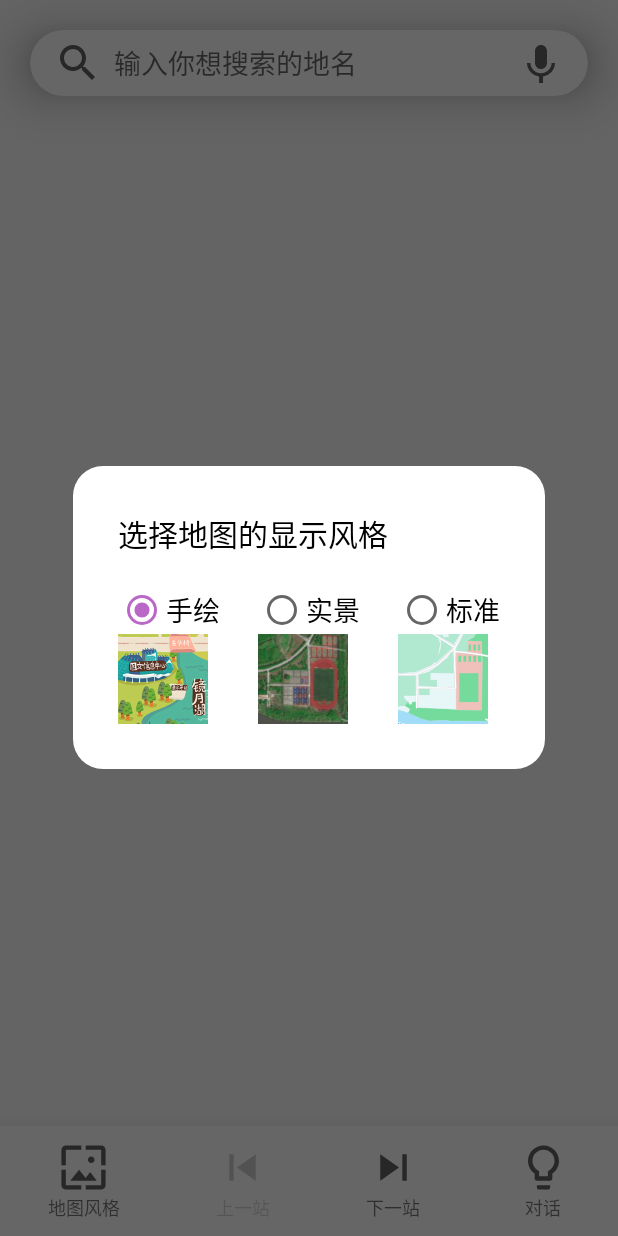
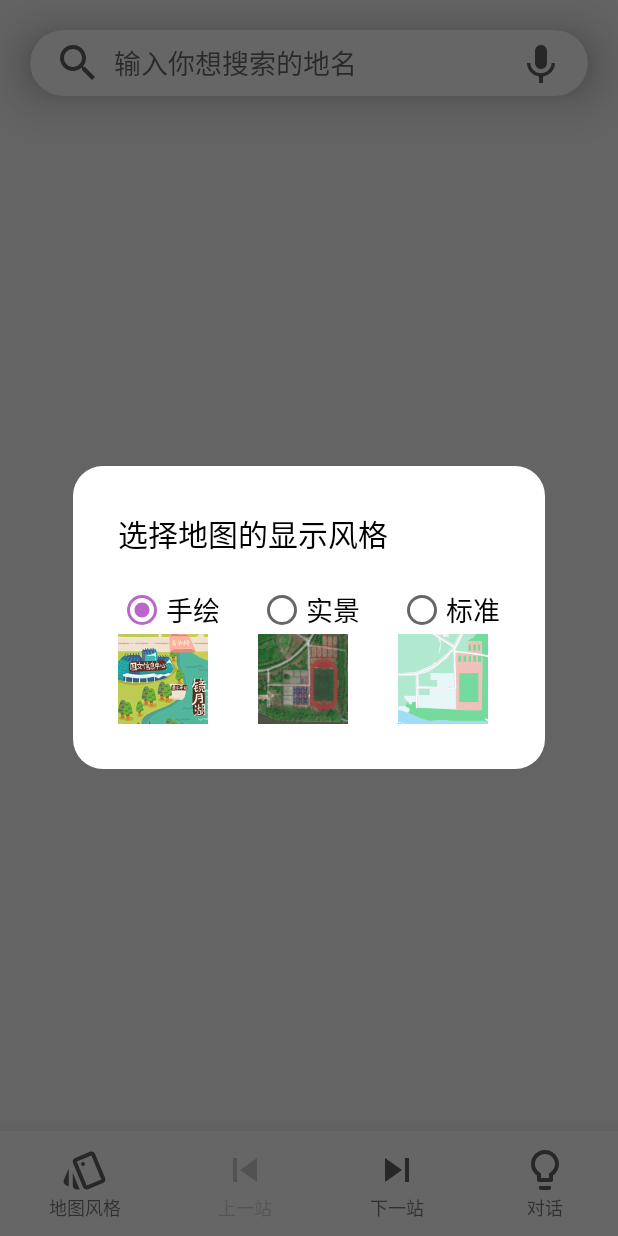
Before and after one commit to HellseggaMosken/__bak__AndroidDHUTraveller, an Android app: the screen it shows after launch (MainActivity), after a tap on "地图风格", on a phone screen of 412 x 824 dp. Run offline under Robolectric (Android 15) with nearby library versions, the phone set to English and light mode, and no system bars; libraries missing offline, so code that uses them is left out: com.baidu.lbsapi, com.davemorrissey.labs; plain views replace SubsamplingScaleImageView; 15 statements that could not run were skipped.

Commit message:
normal update

```diff
--- a/app/src/main/res/drawable/ic_last_station.xml
+++ b/app/src/main/res/drawable/ic_last_station.xml
@@ -1,6 +1,6 @@
 <vector xmlns:android="http://schemas.android.com/apk/res/android"
-    android:width="35dp"
-    android:height="35dp"
+    android:width="32dp"
+    android:height="32dp"
     android:viewportWidth="48"
     android:viewportHeight="48">
   <path
--- a/app/src/main/res/drawable/ic_lightbulb.xml
+++ b/app/src/main/res/drawable/ic_lightbulb.xml
@@ -1,6 +1,6 @@
 <vector xmlns:android="http://schemas.android.com/apk/res/android"
-    android:width="35dp"
-    android:height="35dp"
+    android:width="32dp"
+    android:height="32dp"
     android:viewportWidth="48"
     android:viewportHeight="48">
   <path
--- a/app/src/main/res/drawable/ic_next_station.xml
+++ b/app/src/main/res/drawable/ic_next_station.xml
@@ -1,6 +1,6 @@
 <vector xmlns:android="http://schemas.android.com/apk/res/android"
-    android:width="35dp"
-    android:height="35dp"
+    android:width="32dp"
+    android:height="32dp"
     android:viewportWidth="48"
     android:viewportHeight="48">
   <path
--- a/app/src/main/res/drawable/ic_style.xml
+++ b/app/src/main/res/drawable/ic_style.xml
@@ -1,9 +1,15 @@
 <vector xmlns:android="http://schemas.android.com/apk/res/android"
-    android:width="35dp"
-    android:height="35dp"
-    android:viewportWidth="48"
-    android:viewportHeight="48">
+    android:width="32dp"
+    android:height="32dp"
+    android:viewportWidth="24"
+    android:viewportHeight="24">
   <path
       android:fillColor="@color/colorNavBarIcon"
-      android:pathData="M5.06,39.31l2.69,1.11L7.75,22.37L2.9,34.08c-0.84,2.03 0.13,4.38 2.16,5.23zM44.06,31.89L34.14,7.96c-0.62,-1.5 -2.08,-2.43 -3.61,-2.46 -0.53,-0.01 -1.07,0.09 -1.6,0.3L14.2,11.9c-1.5,0.62 -2.42,2.07 -2.46,3.6 -0.01,0.54 0.08,1.08 0.3,1.61l9.91,23.93c0.63,1.52 2.1,2.44 3.66,2.46 0.52,0 1.04,-0.09 1.55,-0.3l14.73,-6.1c2.03,-0.84 3.01,-3.18 2.17,-5.21zM15.75,17.5c-1.1,0 -2,-0.9 -2,-2s0.9,-2 2,-2 2,0.9 2,2 -0.9,2 -2,2zM11.75,39.5c0,2.2 1.8,4 4,4h2.91l-6.91,-16.68L11.75,39.5z"/>
+      android:pathData="M2.53,19.65l1.34,0.56v-9.03l-2.43,5.86c-0.41,1.02 0.08,2.19 1.09,2.61zM22.03,15.95L17.07,3.98c-0.31,-0.75 -1.04,-1.21 -1.81,-1.23 -0.26,0 -0.53,0.04 -0.79,0.15L7.1,5.95c-0.75,0.31 -1.21,1.03 -1.23,1.8 -0.01,0.27 0.04,0.54 0.15,0.8l4.96,11.97c0.31,0.76 1.05,1.22 1.83,1.23 0.26,0 0.52,-0.05 0.77,-0.15l7.36,-3.05c1.02,-0.42 1.51,-1.59 1.09,-2.6zM12.83,19.75L7.87,7.79l7.35,-3.04h0.01l4.95,11.95 -7.35,3.05z"/>
+  <path
+      android:fillColor="@color/colorNavBarIcon"
+      android:pathData="M11,9m-1,0a1,1 0,1 1,2 0a1,1 0,1 1,-2 0"/>
+  <path
+      android:fillColor="@color/colorNavBarIcon"
+      android:pathData="M5.88,19.75c0,1.1 0.9,2 2,2h1.45l-3.45,-8.34v6.34z"/>
 </vector>
--- a/app/src/main/res/drawable/ic_wallpaper.xml
+++ b/app/src/main/res/drawable/ic_wallpaper.xml
@@ -1,6 +1,6 @@
 <vector xmlns:android="http://schemas.android.com/apk/res/android"
-    android:width="35dp"
-    android:height="35dp"
+    android:width="32dp"
+    android:height="32dp"
     android:viewportWidth="48"
     android:viewportHeight="48">
   <path
--- a/app/src/main/res/layout/activity_full_view.xml
+++ b/app/src/main/res/layout/activity_full_view.xml
@@ -31,6 +31,7 @@
             android:layout_height="wrap_content"
             android:layout_gravity="center_vertical"
             android:textSize="22sp"
+            android:textStyle="bold"
             android:textColor="@color/colorWhite"
             />
 
--- a/app/src/main/res/layout/activity_gallery.xml
+++ b/app/src/main/res/layout/activity_gallery.xml
@@ -31,6 +31,7 @@
             android:layout_height="wrap_content"
             android:layout_gravity="center_vertical"
             android:textSize="22sp"
+            android:textStyle="bold"
             android:textColor="@color/colorWhite"
             />
 
--- a/app/src/main/res/layout/nav_bar.xml
+++ b/app/src/main/res/layout/nav_bar.xml
@@ -5,7 +5,7 @@
     android:layout_height="wrap_content"
     android:rowCount="1"
     android:layout_column="4"
-    android:elevation="18dp"
+    android:elevation="20dp"
     android:background="@color/colorWhite"
     >
     <LinearLayout
@@ -15,13 +15,13 @@
         android:layout_columnWeight="1"
         android:clickable="true"
         android:orientation="vertical"
-        android:background="?selectableItemBackground"
+        android:background="?selectableItemBackgroundBorderless"
         android:paddingVertical="10dp"
         >
         <TextView
             android:layout_width="wrap_content"
             android:layout_height="wrap_content"
-            android:drawableStart="@drawable/ic_wallpaper"
+            android:drawableStart="@drawable/ic_style"
             android:layout_gravity="center_horizontal"
             />
 
@@ -39,7 +39,7 @@
         android:layout_columnWeight="1"
         android:clickable="true"
         android:orientation="vertical"
-        android:background="?selectableItemBackground"
+        android:background="?selectableItemBackgroundBorderless"
         android:paddingVertical="10dp"
         >
         <TextView
@@ -63,7 +63,7 @@
         android:layout_columnWeight="1"
         android:clickable="true"
         android:orientation="vertical"
-        android:background="?selectableItemBackground"
+        android:background="?selectableItemBackgroundBorderless"
         android:paddingVertical="10dp"
         >
         <TextView
@@ -87,7 +87,7 @@
         android:layout_columnWeight="1"
         android:clickable="true"
         android:orientation="vertical"
-        android:background="?selectableItemBackground"
+        android:background="?selectableItemBackgroundBorderless"
         android:paddingVertical="10dp"
         >
         <TextView
```
Also changed, not shown: app/src/main/java/dhu/cst/zhangcheng171010220/dhutraveller/DhuDialog.java (+30 -3 lines).
